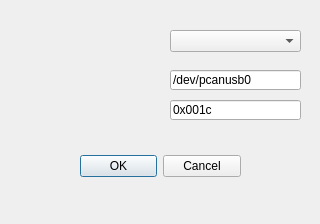
Old version of the form DevDialog.ui in the repository RauchendeKanonen/qcanobserver.
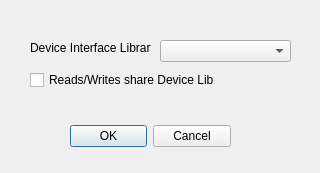
New version of the form. Custom widgets are drawn as their Qt base class.

```diff
--- a/DevDialog.ui
+++ b/DevDialog.ui
@@ -7,7 +7,7 @@
     <x>0</x>
     <y>0</y>
     <width>320</width>
-    <height>224</height>
+    <height>173</height>
    </rect>
   </property>
   <property name="windowTitle">
@@ -16,8 +16,8 @@
   <widget class="QDialogButtonBox" name="buttonBox1">
    <property name="geometry">
     <rect>
-     <x>80</x>
-     <y>150</y>
+     <x>70</x>
+     <y>120</y>
      <width>161</width>
      <height>32</height>
     </rect>
@@ -29,80 +29,46 @@
     <set>QDialogButtonBox::Cancel|QDialogButtonBox::Ok</set>
    </property>
   </widget>
-  <widget class="QLineEdit" name="lineEdit">
+  <widget class="QComboBox" name="comboBoxLibSelector">
    <property name="geometry">
     <rect>
-     <x>170</x>
-     <y>70</y>
-     <width>131</width>
-     <height>20</height>
-    </rect>
-   </property>
-   <property name="text">
-    <string>/dev/pcanusb0</string>
-   </property>
-  </widget>
-  <widget class="QLineEdit" name="lEBaudRate">
-   <property name="geometry">
-    <rect>
-     <x>170</x>
-     <y>100</y>
-     <width>131</width>
-     <height>20</height>
-    </rect>
-   </property>
-   <property name="text">
-    <string>0x001c</string>
-   </property>
-  </widget>
-  <widget class="QComboBox" name="comboBox">
-   <property name="geometry">
-    <rect>
-     <x>170</x>
-     <y>30</y>
+     <x>160</x>
+     <y>40</y>
      <width>131</width>
      <height>22</height>
     </rect>
    </property>
   </widget>
-  <widget class="QwtTextLabel" name="TextLabelInterface">
+  <widget class="QLabel" name="label">
    <property name="geometry">
     <rect>
-     <x>40</x>
-     <y>30</y>
-     <width>100</width>
+     <x>30</x>
+     <y>40</y>
+     <width>121</width>
      <height>16</height>
     </rect>
    </property>
+   <property name="text">
+    <string>Device Interface Library</string>
+   </property>
   </widget>
-  <widget class="QwtTextLabel" name="TextLabelPath">
+  <widget class="QCheckBox" name="checkBoxShareLibInst">
    <property name="geometry">
     <rect>
-     <x>40</x>
+     <x>30</x>
      <y>70</y>
-     <width>100</width>
-     <height>16</height>
+     <width>251</width>
+     <height>20</height>
     </rect>
    </property>
-  </widget>
-  <widget class="QwtTextLabel" name="TextLabelBaud">
-   <property name="geometry">
-    <rect>
-     <x>40</x>
-     <y>100</y>
-     <width>100</width>
-     <height>16</height>
-    </rect>
+   <property name="toolTip">
+    <string>The reading thread and the writing thread for receiving and sending CAN Messages share the same instance of the Device-Interface lib.</string>
+   </property>
+   <property name="text">
+    <string>Reads/Writes share Device Lib</string>
    </property>
   </widget>
  </widget>
- <customwidgets>
-  <customwidget>
-   <class>QwtTextLabel</class>
-   <extends>QFrame</extends>
-   <header>qwt_text_label.h</header>
-  </customwidget>
- </customwidgets>
  <resources/>
  <connections>
   <connection>
```
